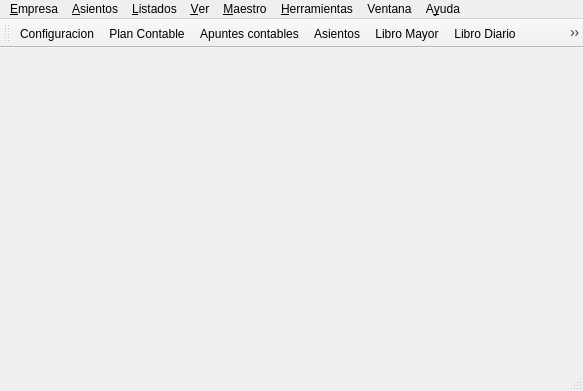
Before: the Qt Designer form bulmages/bulmacont/src/bulmacontbase.ui in eboladev/Bulmages-1, drawn with Qt 5.
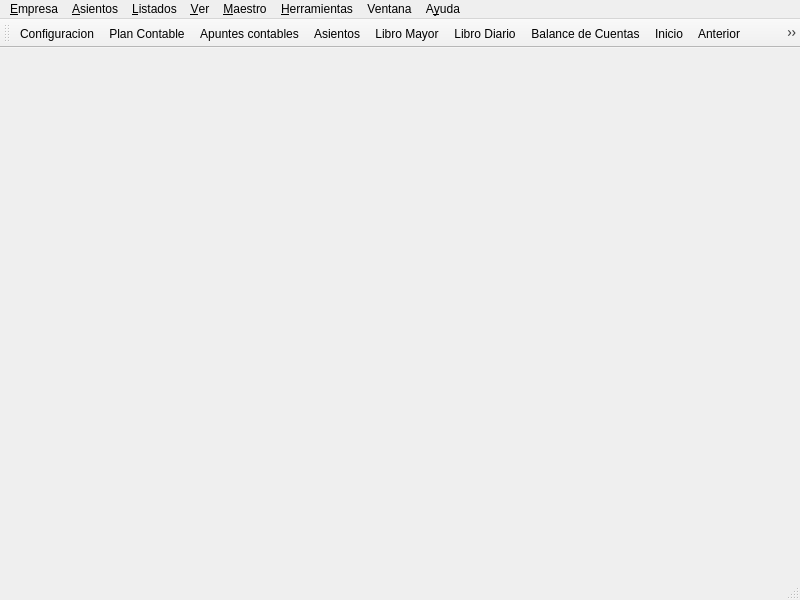
After: the same form once the commit is applied. Icons and pictures are not drawn.

Commit message: Arreglo el tamanyo minimo de ventana reportado por adrian15 Quito dos archivos innecesarios Agrego la funcionalidad de facturar todos los contratos pendientes

```diff
--- a/bulmages/bulmacont/src/bulmacontbase.ui
+++ b/bulmages/bulmacont/src/bulmacontbase.ui
@@ -5,10 +5,16 @@
    <rect>
     <x>0</x>
     <y>0</y>
-    <width>583</width>
-    <height>391</height>
+    <width>800</width>
+    <height>600</height>
    </rect>
   </property>
+  <property name="minimumSize" >
+   <size>
+    <width>750</width>
+    <height>550</height>
+   </size>
+  </property>
   <property name="windowTitle" >
    <string>BulmaCont - Contabilidad GPL</string>
   </property>
@@ -21,7 +27,7 @@
     <rect>
      <x>0</x>
      <y>0</y>
-     <width>583</width>
+     <width>800</width>
      <height>26</height>
     </rect>
    </property>
```
The commit also changes 6 other files.
